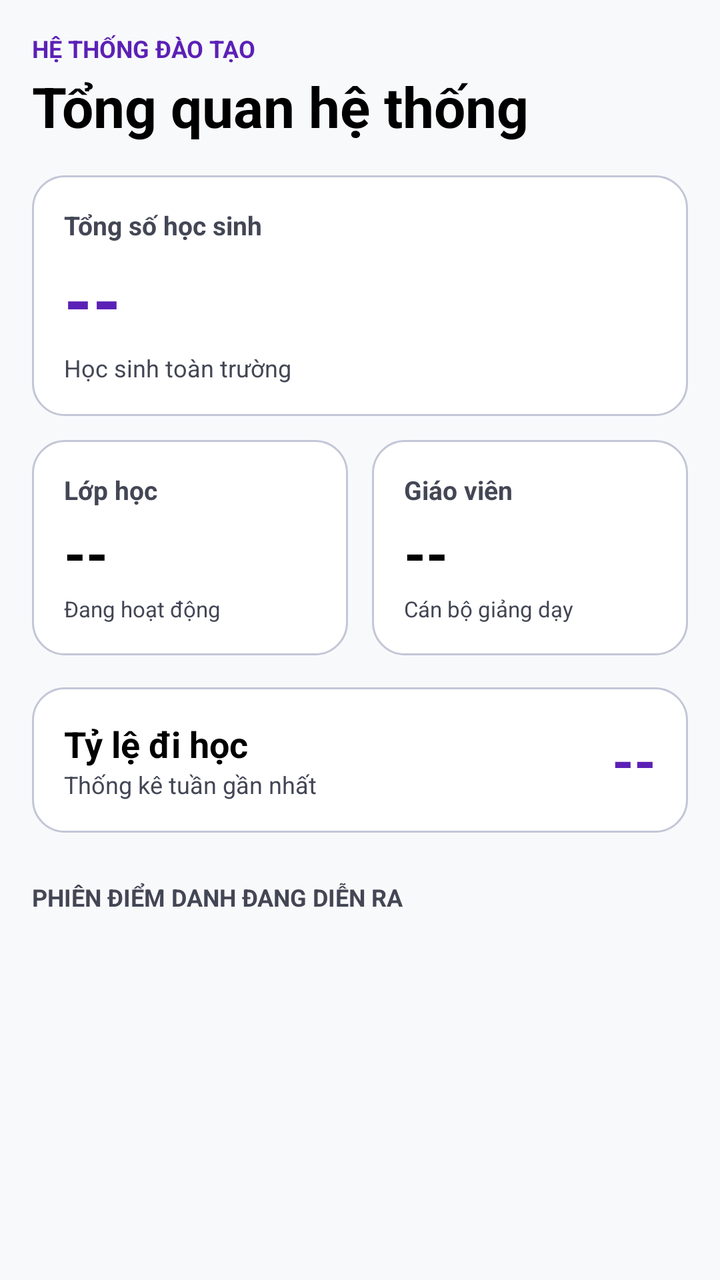
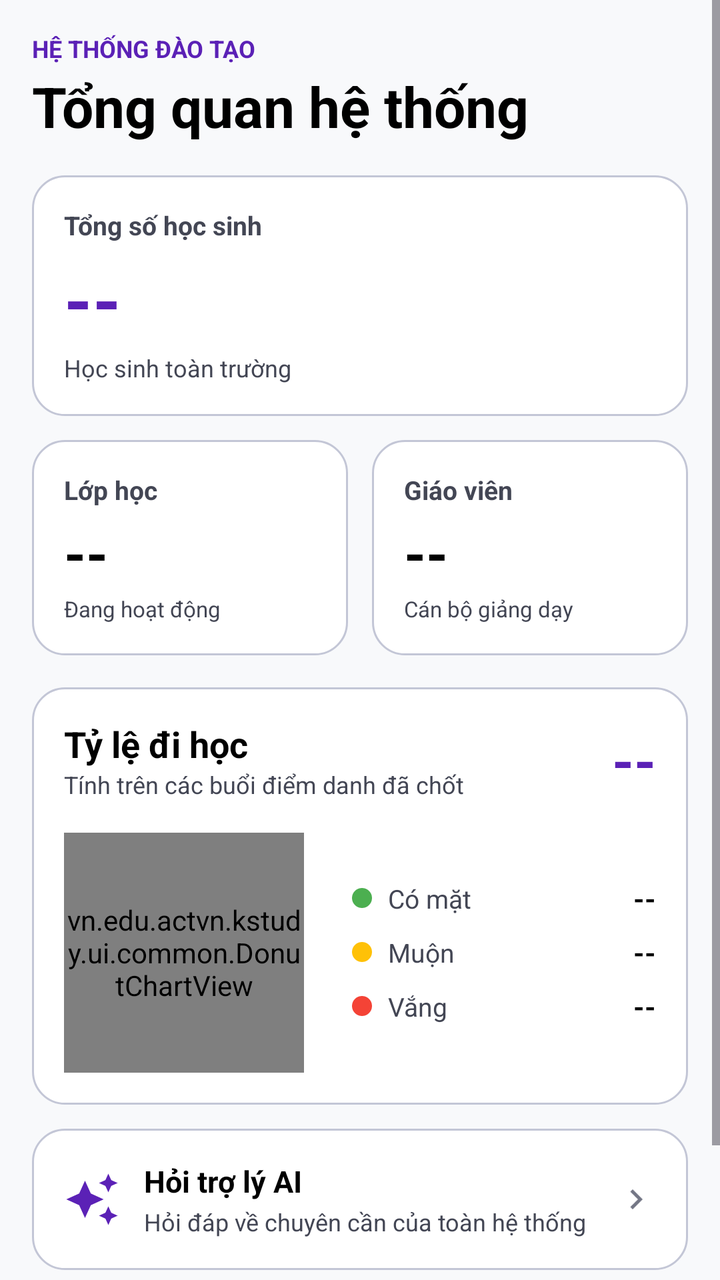

Screens rendered from an Android XML layout before and after an edit, with the pre-edit source and the edit as a unified diff.
<!-- AndroidManifest.xml: application theme Theme.Kstudy -->
<!-- res/layout/fragment_admin_dashboard.xml -->
<?xml version="1.0" encoding="utf-8"?>
<ScrollView xmlns:android="http://schemas.android.com/apk/res/android"
    android:layout_width="match_parent"
    android:layout_height="match_parent"
    android:background="@color/background"
    android:fillViewport="true">

    <LinearLayout
        android:layout_width="match_parent"
        android:layout_height="wrap_content"
        android:orientation="vertical"
        android:padding="16dp">

        
        <TextView
            android:layout_width="wrap_content"
            android:layout_height="wrap_content"
            android:text="HỆ THỐNG ĐÀO TẠO"
            android:textColor="@color/primary"
            android:textSize="12sp"
            android:textStyle="bold" />

        <TextView
            android:layout_width="wrap_content"
            android:layout_height="wrap_content"
            android:layout_marginTop="2dp"
            android:text="Tổng quan hệ thống"
            android:textColor="@color/black"
            android:textSize="28sp"
            android:textStyle="bold" />

        
        <LinearLayout
            android:layout_width="match_parent"
            android:layout_height="wrap_content"
            android:layout_marginTop="16dp"
            android:orientation="vertical">

            
            <LinearLayout
                android:layout_width="match_parent"
                android:layout_height="wrap_content"
                android:layout_marginBottom="12dp"
                android:background="@drawable/bg_card"
                android:orientation="vertical"
                android:padding="16dp">

                <TextView
                    android:layout_width="wrap_content"
                    android:layout_height="wrap_content"
                    android:text="Tổng số học sinh"
                    android:textColor="@color/text_secondary"
                    android:textSize="13sp"
                    android:textStyle="bold" />

                <TextView
                    android:id="@+id/tvStatStudents"
                    android:layout_width="wrap_content"
                    android:layout_height="wrap_content"
                    android:layout_marginTop="4dp"
                    android:text="--"
                    android:textColor="@color/primary"
                    android:textSize="36sp"
                    android:textStyle="bold" />

                <TextView
                    android:layout_width="wrap_content"
                    android:layout_height="wrap_content"
                    android:layout_marginTop="2dp"
                    android:text="Học sinh toàn trường"
                    android:textColor="@color/text_secondary"
                    android:textSize="12sp" />
            </LinearLayout>

            
            <LinearLayout
                android:layout_width="match_parent"
                android:layout_height="wrap_content"
                android:orientation="horizontal">

                
                <LinearLayout
                    android:layout_width="0dp"
                    android:layout_height="wrap_content"
                    android:layout_marginEnd="6dp"
                    android:layout_weight="1"
                    android:background="@drawable/bg_card"
                    android:orientation="vertical"
                    android:padding="16dp">

                    <TextView
                        android:layout_width="wrap_content"
                        android:layout_height="wrap_content"
                        android:text="Lớp học"
                        android:textColor="@color/text_secondary"
                        android:textSize="13sp"
                        android:textStyle="bold" />

                    <TextView
                        android:id="@+id/tvStatClasses"
                        android:layout_width="wrap_content"
                        android:layout_height="wrap_content"
                        android:layout_marginTop="4dp"
                        android:text="--"
                        android:textColor="@color/black"
                        android:textSize="28sp"
                        android:textStyle="bold" />

                    <TextView
                        android:layout_width="wrap_content"
                        android:layout_height="wrap_content"
                        android:layout_marginTop="2dp"
                        android:text="Đang hoạt động"
                        android:textColor="@color/text_secondary"
                        android:textSize="11sp" />
                </LinearLayout>

                
                <LinearLayout
                    android:layout_width="0dp"
                    android:layout_height="wrap_content"
                    android:layout_marginStart="6dp"
                    android:layout_weight="1"
                    android:background="@drawable/bg_card"
                    android:orientation="vertical"
                    android:padding="16dp">

                    <TextView
                        android:layout_width="wrap_content"
                        android:layout_height="wrap_content"
                        android:text="Giáo viên"
                        android:textColor="@color/text_secondary"
                        android:textSize="13sp"
                        android:textStyle="bold" />

                    <TextView
                        android:id="@+id/tvStatTeachers"
                        android:layout_width="wrap_content"
                        android:layout_height="wrap_content"
                        android:layout_marginTop="4dp"
                        android:text="--"
                        android:textColor="@color/black"
                        android:textSize="28sp"
                        android:textStyle="bold" />

                    <TextView
                        android:layout_width="wrap_content"
                        android:layout_height="wrap_content"
                        android:layout_marginTop="2dp"
                        android:text="Cán bộ giảng dạy"
                        android:textColor="@color/text_secondary"
                        android:textSize="11sp" />
                </LinearLayout>
            </LinearLayout>
        </LinearLayout>

        
        <LinearLayout
            android:layout_width="match_parent"
            android:layout_height="wrap_content"
            android:layout_marginTop="16dp"
            android:background="@drawable/bg_card"
            android:orientation="vertical"
            android:padding="16dp">

            <LinearLayout
                android:layout_width="match_parent"
                android:layout_height="wrap_content"
                android:gravity="center_vertical"
                android:orientation="horizontal">

                <LinearLayout
                    android:layout_width="0dp"
                    android:layout_height="wrap_content"
                    android:layout_weight="1"
                    android:orientation="vertical">

                    <TextView
                        android:layout_width="wrap_content"
                        android:layout_height="wrap_content"
                        android:text="Tỷ lệ đi học"
                        android:textColor="@color/black"
                        android:textSize="18sp"
                        android:textStyle="bold" />

                    <TextView
                        android:layout_width="wrap_content"
                        android:layout_height="wrap_content"
                        android:text="Thống kê tuần gần nhất"
                        android:textColor="@color/text_secondary"
                        android:textSize="12sp" />
                </LinearLayout>

                <TextView
                    android:id="@+id/tvAvgAttendanceRate"
                    android:layout_width="wrap_content"
                    android:layout_height="wrap_content"
                    android:text="--"
                    android:textColor="@color/primary"
                    android:textSize="28sp"
                    android:textStyle="bold" />
            </LinearLayout>
        </LinearLayout>

        
        <TextView
            android:layout_width="wrap_content"
            android:layout_height="wrap_content"
            android:layout_marginTop="24dp"
            android:text="PHIÊN ĐIỂM DANH ĐANG DIỄN RA"
            android:textColor="@color/text_secondary"
            android:textSize="12sp"
            android:textStyle="bold" />

        <LinearLayout
            android:id="@+id/layoutActiveSessions"
            android:layout_width="match_parent"
            android:layout_height="wrap_content"
            android:layout_marginTop="8dp"
            android:layout_marginBottom="16dp"
            android:orientation="vertical" />
    </LinearLayout>
</ScrollView>
<!-- resources referenced by this layout -->
<resources>
  <color name="background">#F8F9FB</color>
  <color name="black">#FF000000</color>
  <color name="primary">#5B21B6</color>
  <color name="text_secondary">#434654</color>
  <!-- drawable bg_card (drawable) -->
  <?xml version="1.0" encoding="utf-8"?>
  <shape xmlns:android="http://schemas.android.com/apk/res/android"
      android:shape="rectangle">
      <solid android:color="@color/surface" />
      <corners android:radius="16dp" />
      <stroke
          android:width="1dp"
          android:color="@color/outline_variant" />
  </shape>
  <style name="Theme.Kstudy" parent="Base.Theme.Kstudy" />
  <color name="surface">#FFFFFF</color>
  <color name="outline_variant">#C3C6D6</color>
  <style name="Base.Theme.Kstudy" parent="Theme.Material3.Light.NoActionBar">
          
          <item name="colorPrimary">@color/primary</item>
          <item name="colorOnPrimary">@color/white</item>
      </style>
  <color name="white">#FFFFFFFF</color>
</resources>

<!-- the commit's change to res/layout/fragment_admin_dashboard.xml (unified diff, before → after) -->
@@ -1,5 +1,6 @@
 <?xml version="1.0" encoding="utf-8"?>
 <ScrollView xmlns:android="http://schemas.android.com/apk/res/android"
+    xmlns:app="http://schemas.android.com/apk/res-auto"
     android:layout_width="match_parent"
     android:layout_height="match_parent"
     android:background="@color/background"
@@ -186,7 +187,7 @@
                     <TextView
                         android:layout_width="wrap_content"
                         android:layout_height="wrap_content"
-                        android:text="Thống kê tuần gần nhất"
+                        android:text="Tính trên các buổi điểm danh đã chốt"
                         android:textColor="@color/text_secondary"
                         android:textSize="12sp" />
                 </LinearLayout>
@@ -200,6 +201,79 @@
                     android:textSize="28sp"
                     android:textStyle="bold" />
             </LinearLayout>
+
+            <LinearLayout
+                android:layout_width="match_parent"
+                android:layout_height="wrap_content"
+                android:layout_marginTop="16dp"
+                android:gravity="center_vertical"
+                android:orientation="horizontal">
+
+                <vn.edu.actvn.kstudy.ui.common.DonutChartView
+                    android:id="@+id/chartAdminAttendance"
+                    android:layout_width="120dp"
+                    android:layout_height="120dp" />
+
+                <include
+                    android:id="@+id/legendAdminAttendance"
+                    layout="@layout/view_attendance_legend"
+                    android:layout_width="0dp"
+                    android:layout_height="wrap_content"
+                    android:layout_marginStart="24dp"
+                    android:layout_weight="1" />
+            </LinearLayout>
+        </LinearLayout>
+
+        
+        <LinearLayout
+            android:id="@+id/btnAdminAiAssistant"
+            android:layout_width="match_parent"
+            android:layout_height="wrap_content"
+            android:layout_marginTop="12dp"
+            android:background="@drawable/bg_card"
+            android:clickable="true"
+            android:focusable="true"
+            android:foreground="?android:attr/selectableItemBackground"
+            android:gravity="center_vertical"
+            android:orientation="horizontal"
+            android:padding="16dp">
+
+            <ImageView
+                android:layout_width="28dp"
+                android:layout_height="28dp"
+                android:src="@drawable/ic_ai"
+                app:tint="@color/primary" />
+
+            <LinearLayout
+                android:layout_width="0dp"
+                android:layout_height="wrap_content"
+                android:layout_marginStart="12dp"
+                android:layout_weight="1"
+                android:orientation="vertical">
+
+                <TextView
+                    android:layout_width="wrap_content"
+                    android:layout_height="wrap_content"
+                    android:text="Hỏi trợ lý AI"
+                    android:textColor="@color/black"
+                    android:textSize="15sp"
+                    android:textStyle="bold" />
+
+                <TextView
+                    android:layout_width="wrap_content"
+                    android:layout_height="wrap_content"
+                    android:layout_marginTop="2dp"
+                    android:text="Hỏi đáp về chuyên cần của toàn hệ thống"
+                    android:textColor="@color/text_secondary"
+                    android:textSize="12sp" />
+            </LinearLayout>
+
+            <ImageView
+                android:layout_width="20dp"
+                android:layout_height="20dp"
+                android:rotation="-90"
+                android:src="@drawable/ic_expand_more"
+                app:tint="@color/outline" />
         </LinearLayout>
 
         
@@ -221,3 +295,105 @@
             android:orientation="vertical" />
     </LinearLayout>
 </ScrollView>
+<!-- res/layout/view_attendance_legend.xml (included above) -->
+<?xml version="1.0" encoding="utf-8"?>
+<LinearLayout xmlns:android="http://schemas.android.com/apk/res/android"
+    android:layout_width="match_parent"
+    android:layout_height="wrap_content"
+    android:orientation="vertical">
+
+    <LinearLayout
+        android:layout_width="match_parent"
+        android:layout_height="wrap_content"
+        android:gravity="center_vertical"
+        android:orientation="horizontal">
+
+        <View
+            android:layout_width="10dp"
+            android:layout_height="10dp"
+            android:background="@drawable/bg_legend_dot"
+            android:backgroundTint="@color/present" />
+
+        <TextView
+            android:layout_width="0dp"
+            android:layout_height="wrap_content"
+            android:layout_marginStart="8dp"
+            android:layout_weight="1"
+            android:text="Có mặt"
+            android:textColor="@color/text_secondary"
+            android:textSize="13sp" />
+
+        <TextView
+            android:id="@+id/tvLegendPresent"
+            android:layout_width="wrap_content"
+            android:layout_height="wrap_content"
+            android:text="--"
+            android:textColor="@color/black"
+            android:textSize="14sp"
+            android:textStyle="bold" />
+    </LinearLayout>
+
+    <LinearLayout
+        android:layout_width="match_parent"
+        android:layout_height="wrap_content"
+        android:layout_marginTop="8dp"
+        android:gravity="center_vertical"
+        android:orientation="horizontal">
+
+        <View
+            android:layout_width="10dp"
+            android:layout_height="10dp"
+            android:background="@drawable/bg_legend_dot"
+            android:backgroundTint="@color/late" />
+
+        <TextView
+            android:layout_width="0dp"
+            android:layout_height="wrap_content"
+            android:layout_marginStart="8dp"
+            android:layout_weight="1"
+            android:text="Muộn"
+            android:textColor="@color/text_secondary"
+            android:textSize="13sp" />
+
+        <TextView
+            android:id="@+id/tvLegendLate"
+            android:layout_width="wrap_content"
+            android:layout_height="wrap_content"
+            android:text="--"
+            android:textColor="@color/black"
+            android:textSize="14sp"
+            android:textStyle="bold" />
+    </LinearLayout>
+
+    <LinearLayout
+        android:layout_width="match_parent"
+        android:layout_height="wrap_content"
+        android:layout_marginTop="8dp"
+        android:gravity="center_vertical"
+        android:orientation="horizontal">
+
+        <View
+            android:layout_width="10dp"
+            android:layout_height="10dp"
+            android:background="@drawable/bg_legend_dot"
+            android:backgroundTint="@color/absent" />
+
+        <TextView
+            android:layout_width="0dp"
+            android:layout_height="wrap_content"
+            android:layout_marginStart="8dp"
+            android:layout_weight="1"
+            android:text="Vắng"
+            android:textColor="@color/text_secondary"
+            android:textSize="13sp" />
+
+        <TextView
+            android:id="@+id/tvLegendAbsent"
+            android:layout_width="wrap_content"
+            android:layout_height="wrap_content"
+            android:text="--"
+            android:textColor="@color/black"
+            android:textSize="14sp"
+            android:textStyle="bold" />
+    </LinearLayout>
+</LinearLayout>
<!-- resource entries referenced after the edit -->
@@ -1,7 +1,11 @@
 <!-- resources referenced by this layout -->
 <resources>
+  <color name="absent">#F44336</color>
   <color name="background">#F8F9FB</color>
   <color name="black">#FF000000</color>
+  <color name="late">#FFC107</color>
+  <color name="outline">#737685</color>
+  <color name="present">#4CAF50</color>
   <color name="primary">#5B21B6</color>
   <color name="text_secondary">#434654</color>
   <!-- drawable bg_card (drawable) -->
@@ -14,6 +18,32 @@
           android:width="1dp"
           android:color="@color/outline_variant" />
   </shape>
+  <!-- drawable bg_legend_dot (drawable) -->
+  <?xml version="1.0" encoding="utf-8"?>
+  <shape xmlns:android="http://schemas.android.com/apk/res/android"
+      android:shape="oval">
+      <solid android:color="@color/primary" />
+  </shape>
+  <!-- drawable ic_ai (drawable) -->
+  <vector xmlns:android="http://schemas.android.com/apk/res/android"
+      android:width="24dp"
+      android:height="24dp"
+      android:viewportWidth="24"
+      android:viewportHeight="24">
+      <path
+          android:fillColor="#FF000000"
+          android:pathData="M19,9l1.25,-2.75L23,5l-2.75,-1.25L19,1l-1.25,2.75L15,5l2.75,1.25L19,9zM11.5,9.5L9,4L6.5,9.5L1,12l5.5,2.5L9,20l2.5,-5.5L17,12L11.5,9.5zM19,15l-1.25,2.75L15,19l2.75,1.25L19,23l1.25,-2.75L23,19l-2.75,-1.25L19,15z"/>
+  </vector>
+  <!-- drawable ic_expand_more (drawable) -->
+  <vector xmlns:android="http://schemas.android.com/apk/res/android"
+      android:width="24dp"
+      android:height="24dp"
+      android:viewportWidth="24"
+      android:viewportHeight="24">
+    <path
+        android:fillColor="#FF000000"
+        android:pathData="M16.59,8.59L12,13.17 7.41,8.59 6,10l6,6 6,-6z"/>
+  </vector>
   <style name="Theme.Kstudy" parent="Base.Theme.Kstudy" />
   <color name="surface">#FFFFFF</color>
   <color name="outline_variant">#C3C6D6</color>
